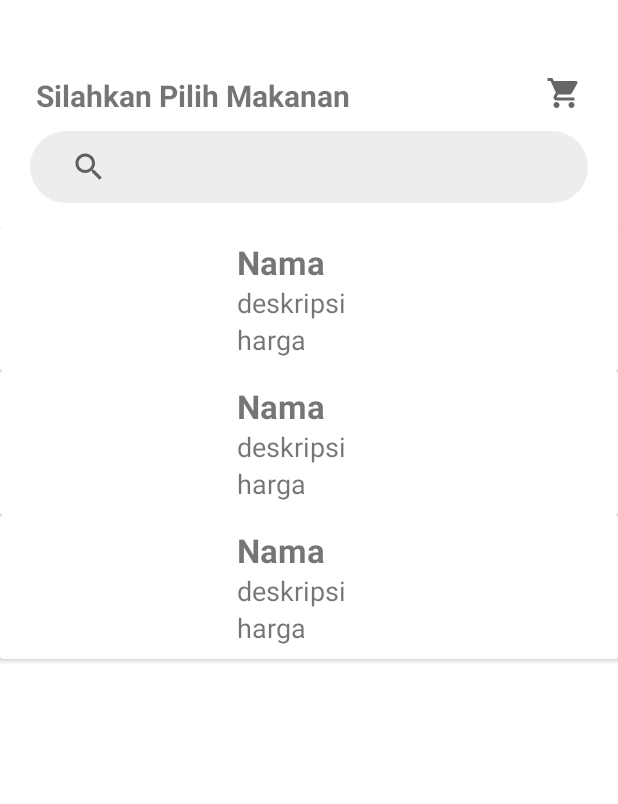
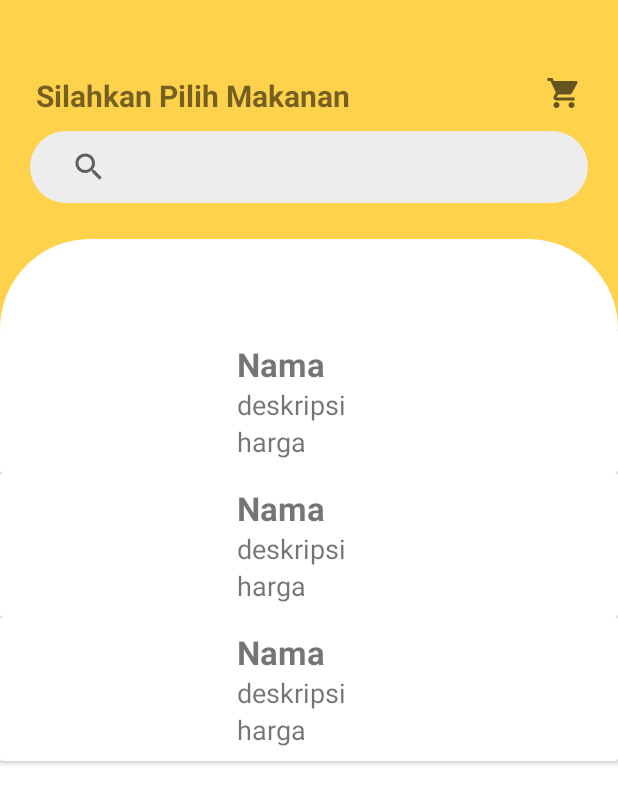
Before and after one commit to 1zuL/LowCaloriFood, an Android app: the layout activity_menu_makan.xml on its own in the app's theme, with its tools: preview values and no code run, on a phone screen of 412 x 824 dp. Shown: the top 804 px of the screen. Run offline under Robolectric (Android 15) with nearby library versions, the phone set to English and light mode, and no system bars; network calls fail.

Commit message:
update desain button

```diff
--- a/app/src/main/res/layout/activity_menu_makan.xml
+++ b/app/src/main/res/layout/activity_menu_makan.xml
@@ -6,6 +6,24 @@
     android:layout_height="match_parent"
     tools:context=".Activity.MenuMakan"
     android:background="#fff">
+
+    <ImageView
+        android:id="@+id/imageView12"
+        android:layout_width="match_parent"
+        android:layout_height="match_parent"
+        app:srcCompat="@drawable/backgroudncart"
+        tools:layout_editor_absoluteX="115dp"
+        tools:layout_editor_absoluteY="172dp" />
+
+    <ImageView
+        android:id="@+id/imageView13"
+        android:layout_width="match_parent"
+        android:layout_height="700dp"
+        android:layout_marginTop="24dp"
+        app:layout_constraintEnd_toEndOf="parent"
+        app:layout_constraintStart_toStartOf="parent"
+        app:layout_constraintTop_toBottomOf="@+id/search_view"
+        app:srcCompat="@drawable/backgroundwhitecart" />
 
     <TextView
         android:id="@+id/textView7"
@@ -47,10 +65,11 @@
         android:layout_width="match_parent"
         android:layout_height="600dp"
 
-        android:layout_marginTop="16dp"
+        android:layout_marginTop="60dp"
+        android:background="#fff"
         app:layout_constraintEnd_toEndOf="parent"
         app:layout_constraintStart_toStartOf="parent"
-        app:layout_constraintTop_toBottomOf="@+id/search_view"
+        app:layout_constraintTop_toTopOf="@+id/imageView13"
         tools:listitem="@layout/card_item" />
 
 </androidx.constraintlayout.widget.ConstraintLayout>
```
